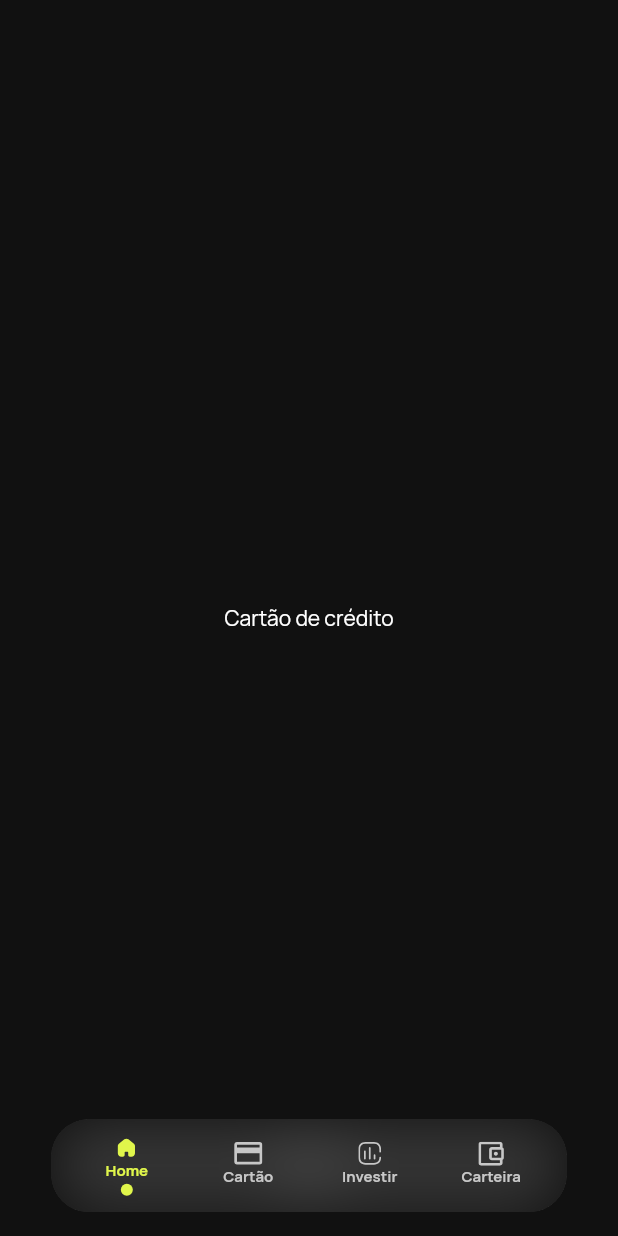
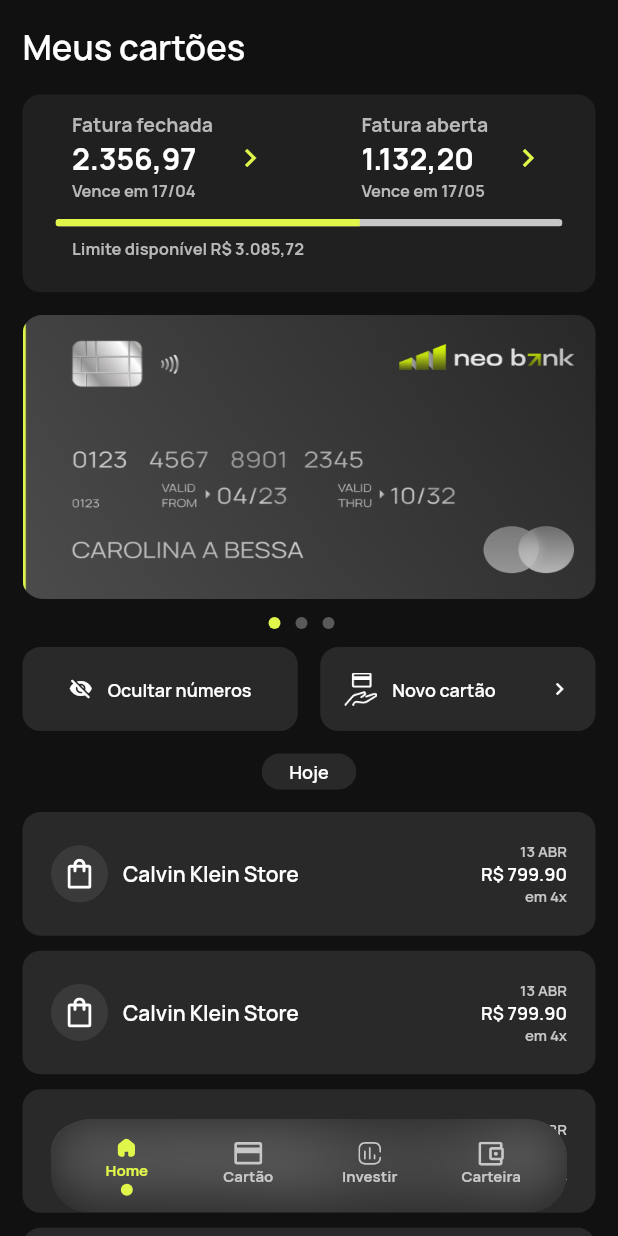
Before and after one commit to Altevir/flutter_neo_bank_app, a Flutter app: the MainPage screen opened by its route, swiped to page 2, on a phone screen of 412 x 824 dp. Run offline on Flutter 3.47's test engine with Material 2 defaults, Android fonts, the phone set to English and light mode, and no system bars; our stand-ins replace flutter_svg, google_fonts.

Commit message:
Adicionado a page de cartão de crédito

```diff
--- a/lib/app/constants/app_colors.dart
+++ b/lib/app/constants/app_colors.dart
@@ -4,6 +4,7 @@ class AppColors {
   static Color primary = const Color(0xff111111);
   static Color secondary = const Color(0xffE0F64B);
   static Color black17 = const Color(0xff171717);
+  static Color black20 = const Color(0xff202020);
   static Color black29 = const Color(0xff292929);
   static Color black3A = const Color(0xff3A3A3A);
   static Color white = Colors.white;
--- /dev/null
+++ b/lib/app/models/purchase.dart
@@ -0,0 +1,13 @@
+class Purchase {
+  final String store;
+  final String date;
+  final double total;
+  final int amount;
+
+  Purchase({
+    required this.store,
+    required this.date,
+    required this.total,
+    required this.amount,
+  });
+}
--- /dev/null
+++ b/lib/app/pages/credit_card/credit_card_page.dart
@@ -0,0 +1,49 @@
+import 'package:flutter/material.dart';
+
+import 'package:flutter_neo_bank_app/app/extensions/size_extensions.dart';
+import 'package:flutter_neo_bank_app/app/pages/credit_card/widgets/carousel_cards.dart';
+import 'package:flutter_neo_bank_app/app/pages/credit_card/widgets/invoice_data.dart';
+import 'package:flutter_neo_bank_app/app/pages/credit_card/widgets/purchase_history.dart';
+
+class CreditCardPage extends StatefulWidget {
+  const CreditCardPage({super.key});
+
+  @override
+  State<CreditCardPage> createState() => _CreditCardPageState();
+}
+
+class _CreditCardPageState extends State<CreditCardPage> {
+  @override
+  Widget build(BuildContext context) {
+    return SafeArea(
+      child: Scaffold(
+        body: SingleChildScrollView(
+          padding: const EdgeInsets.all(15),
+          child: Column(
+            crossAxisAlignment: CrossAxisAlignment.start,
+            mainAxisSize: MainAxisSize.max,
+            children: [
+              const Text(
+                'Meus cartões',
+                style: TextStyle(
+                  color: Colors.white,
+                  fontWeight: FontWeight.w600,
+                  fontSize: 23,
+                ),
+              ),
+              const SizedBox(height: 17),
+              const InvoiceData(),
+              const SizedBox(height: 15),
+              const CarouselCards(),
+              const SizedBox(height: 15),
+              Padding(
+                padding: EdgeInsets.only(bottom: context.screenHeight * 0.10),
+                child: const PurchaseHistory(),
+              ),
+            ],
+          ),
+        ),
+      ),
+    );
+  }
+}
--- /dev/null
+++ b/lib/app/pages/credit_card/widgets/carousel_cards.dart
@@ -0,0 +1,124 @@
+import 'package:flutter/material.dart';
+
+import 'package:flutter_neo_bank_app/app/extensions/size_extensions.dart';
+
+import '../../../constants/app_colors.dart';
+import '../../home/widgets/carousel_custom_indicator.dart';
+
+class CarouselCards extends StatefulWidget {
+  const CarouselCards({super.key});
+
+  @override
+  State<CarouselCards> createState() => _CarouselCardsState();
+}
+
+class _CarouselCardsState extends State<CarouselCards> {
+  @override
+  Widget build(BuildContext context) {
+    return Column(
+      children: [
+        Container(
+          clipBehavior: Clip.hardEdge,
+          height: context.percentHeight(.23),
+          decoration: BoxDecoration(
+            borderRadius: BorderRadius.circular(12),
+            image: const DecorationImage(
+              fit: BoxFit.fill,
+              image: AssetImage('assets/credit_card.png'),
+            ),
+          ),
+        ),
+        const SizedBox(height: 12),
+        Align(
+          alignment: Alignment.center,
+          child: Row(
+            mainAxisSize: MainAxisSize.min,
+            children: [
+              ...List.generate(
+                3,
+                (index) {
+                  return CarouselCustomIndicator(isSelected: index == 0);
+                },
+              ),
+            ],
+          ),
+        ),
+        const SizedBox(height: 12),
+        Row(
+          mainAxisSize: MainAxisSize.min,
+          mainAxisAlignment: MainAxisAlignment.spaceBetween,
+          children: [
+            Expanded(
+              child: Container(
+                height: 56,
+                decoration: BoxDecoration(
+                  color: AppColors.black29,
+                  borderRadius: BorderRadius.circular(12),
+                ),
+                child: Row(
+                  mainAxisSize: MainAxisSize.max,
+                  mainAxisAlignment: MainAxisAlignment.center,
+                  children: [
+                    Icon(
+                      Icons.visibility_off_rounded,
+                      color: AppColors.white,
+                      size: 16,
+                    ),
+                    const SizedBox(width: 10),
+                    Text(
+                      'Ocultar números',
+                      style: TextStyle(
+                        fontSize: 12,
+                        fontWeight: FontWeight.w600,
+                        color: AppColors.white,
+                      ),
+                    )
+                  ],
+                ),
+              ),
+            ),
+            const SizedBox(width: 15),
+            Expanded(
+              child: Container(
+                padding: const EdgeInsets.symmetric(horizontal: 16),
+                height: 56,
+                decoration: BoxDecoration(
+                  color: AppColors.black29,
+                  borderRadius: BorderRadius.circular(12),
+                ),
+                child: Row(
+                  mainAxisSize: MainAxisSize.max,
+                  mainAxisAlignment: MainAxisAlignment.center,
+                  children: [
+                    Image.asset(
+                      'assets/new_credit_card.png',
+                      width: 22,
+                      height: 22,
+                      fit: BoxFit.cover,
+                    ),
+                    const SizedBox(width: 10),
+                    Expanded(
+                      child: Text(
+                        'Novo cartão',
+                        style: TextStyle(
+                          fontSize: 12,
+                          fontWeight: FontWeight.w600,
+                          color: AppColors.white,
+                        ),
+                      ),
+                    ),
+                    Icon(
+                      Icons.chevron_right,
+                      size: 16,
+                      color: AppColors.white,
+                    ),
+                  ],
+                ),
+              ),
+            ),
+          ],
+        )
+      ],
+    );
+  }
+}
--- /dev/null
+++ b/lib/app/pages/credit_card/widgets/invoice_data.dart
@@ -0,0 +1,145 @@
+import 'package:flutter/material.dart';
+
+import 'package:flutter_neo_bank_app/app/extensions/size_extensions.dart';
+
+import '../../../constants/app_colors.dart';
+
+class InvoiceData extends StatefulWidget {
+  const InvoiceData({super.key});
+
+  @override
+  State<InvoiceData> createState() => _InvoiceDataState();
+}
+
+class _InvoiceDataState extends State<InvoiceData> {
+  @override
+  Widget build(BuildContext context) {
+    return Container(
+      padding: const EdgeInsets.symmetric(horizontal: 22, vertical: 11),
+      height: context.percentHeight(.16),
+      decoration: BoxDecoration(
+        borderRadius: BorderRadius.circular(12),
+        color: AppColors.black20,
+      ),
+      child: Column(
+        crossAxisAlignment: CrossAxisAlignment.start,
+        children: [
+          Padding(
+            padding: const EdgeInsets.only(left: 11),
+            child: Row(
+              mainAxisSize: MainAxisSize.max,
+              mainAxisAlignment: MainAxisAlignment.spaceBetween,
+              children: [
+                Column(
+                  crossAxisAlignment: CrossAxisAlignment.start,
+                  children: [
+                    Text(
+                      'Fatura fechada',
+                      style: TextStyle(
+                        fontSize: 13,
+                        fontWeight: FontWeight.bold,
+                        color: AppColors.greyB8,
+                      ),
+                    ),
+                    Row(
+                      mainAxisSize: MainAxisSize.max,
+                      mainAxisAlignment: MainAxisAlignment.spaceBetween,
+                      children: [
+                        Text(
+                          '2.356,97',
+                          style: TextStyle(
+                            fontSize: 20,
+                            fontWeight: FontWeight.bold,
+                            color: AppColors.white,
+                          ),
+                        ),
+                        const SizedBox(width: 24),
+                        Icon(
+                          Icons.chevron_right,
+                          color: AppColors.secondary,
+                        )
+                      ],
+                    ),
+                    Text(
+                      'Vence em 17/04',
+                      style: TextStyle(
+                        fontSize: 11,
+                        fontWeight: FontWeight.bold,
+                        color: AppColors.greyB8,
+                      ),
+                    ),
+                  ],
+                ),
+                Padding(
+                  padding: const EdgeInsets.only(right: 11),
+                  child: Column(
+                    crossAxisAlignment: CrossAxisAlignment.start,
+                    children: [
+                      Text(
+                        'Fatura aberta',
+                        style: TextStyle(
+                          fontSize: 13,
+                          fontWeight: FontWeight.bold,
+                          color: AppColors.greyB8,
+                        ),
+                      ),
+                      Row(
+                        mainAxisSize: MainAxisSize.max,
+                        mainAxisAlignment: MainAxisAlignment.spaceBetween,
+                        children: [
+                          Text(
+                            '1.132,20',
+                            style: TextStyle(
+                              fontSize: 20,
+                              fontWeight: FontWeight.bold,
+                              color: AppColors.white,
+                            ),
+                          ),
+                          const SizedBox(width: 24),
+                          Icon(
+                            Icons.chevron_right,
+                            color: AppColors.secondary,
+                          )
+                        ],
+                      ),
+                      Text(
+                        'Vence em 17/05',
+                        style: TextStyle(
+                          fontSize: 11,
+                          fontWeight: FontWeight.bold,
+                          color: AppColors.greyB8,
+                        ),
+                      ),
+                    ],
+                  ),
+                )
+              ],
+            ),
+          ),
+          const SizedBox(height: 12),
+          ClipRRect(
+            borderRadius: BorderRadius.circular(8),
+            child: LinearProgressIndicator(
+              minHeight: 5,
+              backgroundColor: AppColors.grey,
+              color: AppColors.secondary,
+              value: 0.6,
+            ),
+          ),
+          const SizedBox(height: 7),
+          Padding(
+            padding: const EdgeInsets.only(left: 11),
+            child: Text(
+              'Limite disponível R\$ 3.085,72',
+              style: TextStyle(
+                fontSize: 11,
+                fontWeight: FontWeight.bold,
+                color: AppColors.greyB8,
+              ),
+            ),
+          ),
+        ],
+      ),
+    );
+  }
+}
--- /dev/null
+++ b/lib/app/pages/credit_card/widgets/purchase_history.dart
@@ -0,0 +1,168 @@
+import 'package:flutter/material.dart';
+
+import 'package:flutter_svg/flutter_svg.dart';
+
+import 'package:flutter_neo_bank_app/app/extensions/size_extensions.dart';
+
+import '../../../constants/app_colors.dart';
+import '../../../models/purchase.dart';
+
+class PurchaseHistory extends StatefulWidget {
+  const PurchaseHistory({super.key});
+
+  @override
+  State<PurchaseHistory> createState() => _PurchaseHistoryState();
+}
+
+class _PurchaseHistoryState extends State<PurchaseHistory> {
+  final List<Purchase> listPurchases = [
+    Purchase(
+      store: 'Calvin Klein Store',
+      date: '13 ABR',
+      total: 799.90,
+      amount: 4,
+    ),
+    Purchase(
+      store: 'Calvin Klein Store',
+      date: '13 ABR',
+      total: 799.90,
+      amount: 4,
+    ),
+    Purchase(
+      store: 'Calvin Klein Store',
+      date: '13 ABR',
+      total: 799.90,
+      amount: 4,
+    ),
+    Purchase(
+      store: 'Calvin Klein Store',
+      date: '13 ABR',
+      total: 799.90,
+      amount: 4,
+    ),
+    Purchase(
+      store: 'Calvin Klein Store',
+      date: '13 ABR',
+      total: 799.90,
+      amount: 4,
+    ),
+  ];
+  @override
+  Widget build(BuildContext context) {
+    return Column(
+      mainAxisSize: MainAxisSize.min,
+      children: [
+        Align(
+          alignment: Alignment.center,
+          child: Container(
+            padding: const EdgeInsets.symmetric(horizontal: 18),
+            width: 63,
+            height: 24,
+            decoration: BoxDecoration(
+              color: AppColors.black29,
+              borderRadius: BorderRadius.circular(12),
+            ),
+            child: Align(
+              alignment: Alignment.center,
+              child: Text(
+                'Hoje',
+                style: TextStyle(
+                  fontWeight: FontWeight.w600,
+                  fontSize: 12,
+                  color: AppColors.white,
+                ),
+              ),
+            ),
+          ),
+        ),
+        const SizedBox(height: 5),
+        ListView.builder(
+          shrinkWrap: true,
+          itemCount: listPurchases.length,
+          physics: const NeverScrollableScrollPhysics(),
+          itemBuilder: (context, index) {
+            final purchase = listPurchases[index];
+            return Container(
+              padding: const EdgeInsets.symmetric(horizontal: 19, vertical: 17),
+              margin: const EdgeInsets.only(top: 10),
+              height: context.percentHeight(.10),
+              decoration: BoxDecoration(
+                color: AppColors.black29,
+                borderRadius: BorderRadius.circular(12),
+              ),
+              child: Row(
+                children: [
+                  Container(
+                    height: 38,
+                    width: 38,
+                    decoration: BoxDecoration(
+                      borderRadius: BorderRadius.circular(19),
+                      color: AppColors.black3A,
+                    ),
+                    child: SvgPicture.asset(
+                      'assets/icons/store.svg',
+                      width: 16,
+                      height: 20,
+                      fit: BoxFit.scaleDown,
+                      colorFilter: ColorFilter.mode(
+                        AppColors.white,
+                        BlendMode.srcIn,
+                      ),
+                    ),
+                  ),
+                  const SizedBox(width: 10),
+                  Expanded(
+                    child: Text(
+                      purchase.store,
+                      style: TextStyle(
+                        fontWeight: FontWeight.w600,
+                        fontSize: 14,
+                        color: AppColors.white,
+                      ),
+                    ),
+                  ),
+                  Column(
+                    mainAxisSize: MainAxisSize.min,
+                    crossAxisAlignment: CrossAxisAlignment.end,
+                    children: [
+                      FittedBox(
+                        child: Text(
+                          purchase.date,
+                          style: TextStyle(
+                            fontWeight: FontWeight.w600,
+                            fontSize: 10,
+                            color: AppColors.grey,
+                          ),
+                        ),
+                      ),
+                      FittedBox(
+                        child: Text(
+                          'R\$ ${purchase.total.toStringAsFixed(2)}',
+                          style: TextStyle(
+                            fontWeight: FontWeight.w600,
+                            fontSize: 12,
+                            color: AppColors.white,
+                          ),
+                        ),
+                      ),
+                      FittedBox(
+                        child: Text(
+                          'em ${purchase.amount}x',
+                          style: TextStyle(
+                            fontWeight: FontWeight.w600,
+                            fontSize: 10,
+                            color: AppColors.grey,
+                          ),
+                        ),
+                      ),
+                    ],
+                  )
+                ],
+              ),
+            );
+          },
+        ),
+      ],
+    );
+  }
+}
--- a/lib/app/pages/credit_card_page.dart
+++ /dev/null
@@ -1,22 +0,0 @@
-import 'package:flutter/material.dart';
-
-class CreditCardPage extends StatefulWidget {
-  const CreditCardPage({super.key});
-
-  @override
-  State<CreditCardPage> createState() => _CreditCardPageState();
-}
-
-class _CreditCardPageState extends State<CreditCardPage> {
-  @override
-  Widget build(BuildContext context) {
-    return const Scaffold(
-      body: Center(
-        child: Text(
-          'Cartão de crédito',
-          style: TextStyle(color: Colors.white),
-        ),
-      ),
-    );
-  }
-}
--- a/lib/app/pages/main_page.dart
+++ b/lib/app/pages/main_page.dart
@@ -9,7 +9,7 @@ import 'package:flutter_neo_bank_app/app/constants/app_colors.dart';
 import 'package:flutter_neo_bank_app/app/constants/app_icons.dart';
 import 'package:flutter_neo_bank_app/app/extensions/size_extensions.dart';
 import 'package:flutter_neo_bank_app/app/models/menu_item.dart';
-import 'package:flutter_neo_bank_app/app/pages/credit_card_page.dart';
+import 'package:flutter_neo_bank_app/app/pages/credit_card/credit_card_page.dart';
 import 'package:flutter_neo_bank_app/app/pages/home/home_page.dart';
 import 'package:flutter_neo_bank_app/app/pages/invest_page.dart';
 import 'package:flutter_neo_bank_app/app/pages/wallet_page.dart';
```
Also changed, not shown: assets/credit_card.png (added), assets/icons/store.svg (added), assets/new_credit_card.png (added).
